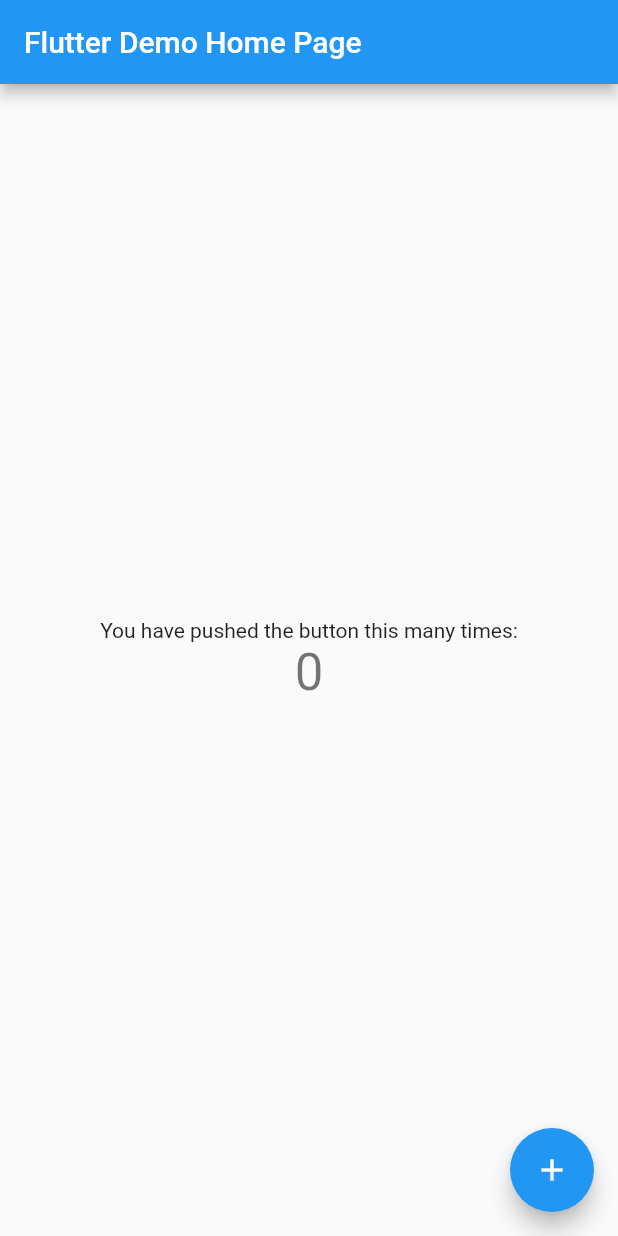
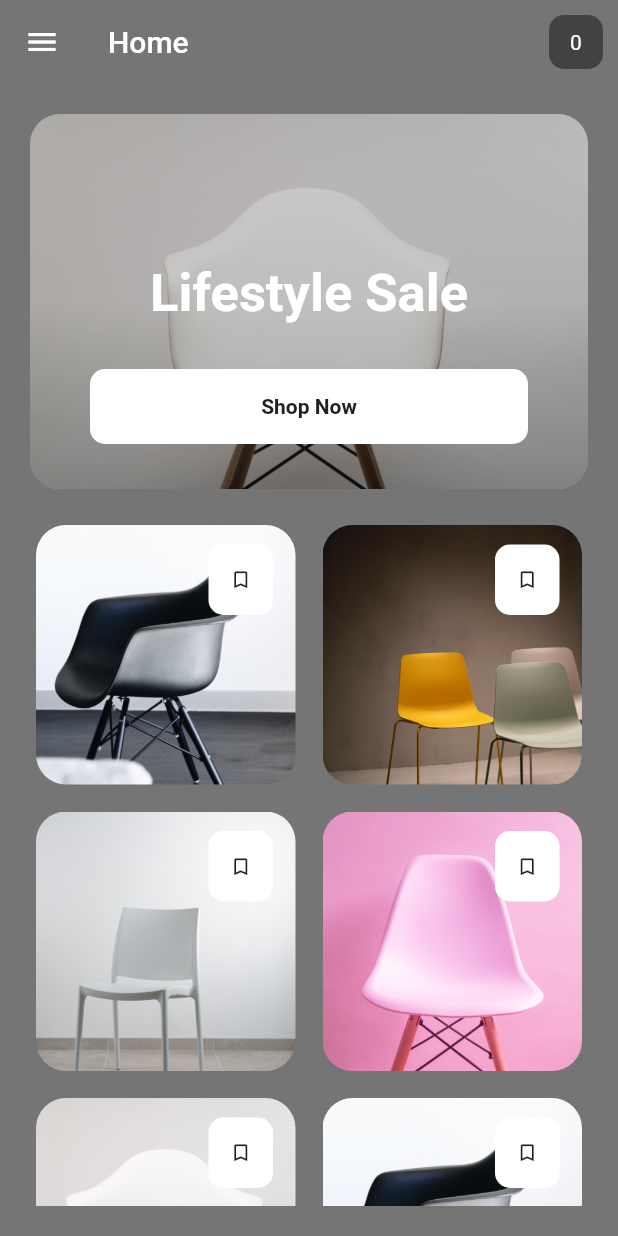
Before and after one commit to afgprogrammer/Flutter-GridView-Example-UI, a Flutter app: the screen it shows after launch, on a phone screen of 412 x 824 dp. Run offline on Flutter 3.47's test engine with Material 2 defaults, Android fonts, the phone set to English and light mode, and no system bars.

Commit message:
Make main page

```diff
--- a/lib/main.dart
+++ b/lib/main.dart
@@ -1,111 +1,137 @@
+import 'package:flutter/cupertino.dart';
 import 'package:flutter/material.dart';
 
-void main() => runApp(MyApp());
+void main() => runApp(
+  MaterialApp(
+    debugShowCheckedModeBanner: false,
+    home: HomePage()
+  )
+);
 
-class MyApp extends StatelessWidget {
-  // This widget is the root of your application.
+class HomePage extends StatefulWidget {
+  @override
+  _HomePageState createState() => _HomePageState();
+}
+
+class _HomePageState extends State<HomePage> {
+
+  final List<String> _listItem = [
+    'assets/images/two.jpg',
+    'assets/images/three.jpg',
+    'assets/images/four.jpg',
+    'assets/images/five.jpg',
+    'assets/images/one.jpg',
+    'assets/images/two.jpg',
+    'assets/images/three.jpg',
+    'assets/images/four.jpg',
+    'assets/images/five.jpg',
+  ];
+
   @override
   Widget build(BuildContext context) {
-    return MaterialApp(
-      title: 'Flutter Demo',
-      theme: ThemeData(
-        // This is the theme of your application.
-        //
-        // Try running your application with "flutter run". You'll see the
-        // application has a blue toolbar. Then, without quitting the app, try
-        // changing the primarySwatch below to Colors.green and then invoke
-        // "hot reload" (press "r" in the console where you ran "flutter run",
-        // or simply save your changes to "hot reload" in a Flutter IDE).
-        // Notice that the counter didn't reset back to zero; the application
-        // is not restarted.
-        primarySwatch: Colors.blue,
+    return Scaffold(
+      backgroundColor: Colors.grey[600],
+      appBar: AppBar(
+        backgroundColor: Colors.transparent,
+        elevation: 0,
+        leading: Icon(Icons.menu),
+        title: Text("Home"),
+        actions: <Widget>[
+          Padding(
+            padding: EdgeInsets.all(10.0),
+            child: Container(
+              width: 36,
+              height: 30,
+              decoration: BoxDecoration(
+                color: Colors.grey[800],
+                borderRadius: BorderRadius.circular(10)
+              ),
+              child: Center(child: Text("0")),
+            ),
+          )
+        ],
       ),
-      home: MyHomePage(title: 'Flutter Demo Home Page'),
+      body: SafeArea(
+        child: Container(
+          padding: EdgeInsets.all(20.0),
+          child: Column(
+            children: <Widget>[
+              Container(
+                width: double.infinity,
+                height: 250,
+                decoration: BoxDecoration(
+                  borderRadius: BorderRadius.circular(20),
+                  image: DecorationImage(
+                    image: AssetImage('assets/images/one.jpg'),
+                    fit: BoxFit.cover
+                  )
+                ),
+                child: Container(
+                  decoration: BoxDecoration(
+                    borderRadius: BorderRadius.circular(20),
+                    gradient: LinearGradient(
+                      begin: Alignment.bottomRight,
+                      colors: [
+                        Colors.black.withOpacity(.4),
+                        Colors.black.withOpacity(.2),
+                      ]
+                    )
+                  ),
+                  child: Column(
+                    mainAxisAlignment: MainAxisAlignment.end,
+                    children: <Widget>[
+                      Text("Lifestyle Sale", style: TextStyle(color: Colors.white, fontSize: 35, fontWeight: FontWeight.bold),),
+                      SizedBox(height: 30,),
+                      Container(
+                        height: 50,
+                        margin: EdgeInsets.symmetric(horizontal: 40),
+                        decoration: BoxDecoration(
+                          borderRadius: BorderRadius.circular(10),
+                          color: Colors.white
+                        ),
+                        child: Center(child: Text("Shop Now", style: TextStyle(color: Colors.grey[900], fontWeight: FontWeight.bold),)),
+                      ),
+                      SizedBox(height: 30,),
+                    ],
+                  ),
+                ),
+              ),
+              SizedBox(height: 20,),
+              Expanded(
+                child: GridView.count(
+                  crossAxisCount: 2,
+                  crossAxisSpacing: 10,
+                  mainAxisSpacing: 10,
+                  children: _listItem.map((item) => Card(
+                    color: Colors.transparent,
+                    elevation: 0,
+                    child: Container(
+                      decoration: BoxDecoration(
+                        borderRadius: BorderRadius.circular(20),
+                        image: DecorationImage(
+                          image: AssetImage(item),
+                          fit: BoxFit.cover
+                        )
+                      ),
+                      child: Transform.translate(
+                        offset: Offset(50, -50),
+                        child: Container(
+                          margin: EdgeInsets.symmetric(horizontal: 65, vertical: 63),
+                          decoration: BoxDecoration(
+                            borderRadius: BorderRadius.circular(10),
+                            color: Colors.white
+                          ),
+                          child: Icon(Icons.bookmark_border, size: 15,),
+                        ),
+                      ),
+                    ),
+                  )).toList(),
+                )
+              )
+            ],
+          ),
+        ),
+      ),
     );
   }
 }
-
-class MyHomePage extends StatefulWidget {
-  MyHomePage({Key key, this.title}) : super(key: key);
-
-  // This widget is the home page of your application. It is stateful, meaning
-  // that it has a State object (defined below) that contains fields that affect
-  // how it looks.
-
-  // This class is the configuration for the state. It holds the values (in this
-  // case the title) provided by the parent (in this case the App widget) and
-  // used by the build method of the State. Fields in a Widget subclass are
-  // always marked "final".
-
-  final String title;
-
-  @override
-  _MyHomePageState createState() => _MyHomePageState();
-}
-
-class _MyHomePageState extends State<MyHomePage> {
-  int _counter = 0;
-
-  void _incrementCounter() {
-    setState(() {
-      // This call to setState tells the Flutter framework that something has
-      // changed in this State, which causes it to rerun the build method below
-      // so that the display can reflect the updated values. If we changed
-      // _counter without calling setState(), then the build method would not be
-      // called again, and so nothing would appear to happen.
-      _counter++;
-    });
-  }
-
-  @override
-  Widget build(BuildContext context) {
-    // This method is rerun every time setState is called, for instance as done
-    // by the _incrementCounter method above.
-    //
-    // The Flutter framework has been optimized to make rerunning build methods
-    // fast, so that you can just rebuild anything that needs updating rather
-    // than having to individually change instances of widgets.
-    return Scaffold(
-      appBar: AppBar(
-        // Here we take the value from the MyHomePage object that was created by
-        // the App.build method, and use it to set our appbar title.
-        title: Text(widget.title),
-      ),
-      body: Center(
-        // Center is a layout widget. It takes a single child and positions it
-        // in the middle of the parent.
-        child: Column(
-          // Column is also a layout widget. It takes a list of children and
-          // arranges them vertically. By default, it sizes itself to fit its
-          // children horizontally, and tries to be as tall as its parent.
-          //
-          // Invoke "debug painting" (press "p" in the console, choose the
-          // "Toggle Debug Paint" action from the Flutter Inspector in Android
-          // Studio, or the "Toggle Debug Paint" command in Visual Studio Code)
-          // to see the wireframe for each widget.
-          //
-          // Column has various properties to control how it sizes itself and
-          // how it positions its children. Here we use mainAxisAlignment to
-          // center the children vertically; the main axis here is the vertical
-          // axis because Columns are vertical (the cross axis would be
-          // horizontal).
-          mainAxisAlignment: MainAxisAlignment.center,
-          children: <Widget>[
-            Text(
-              'You have pushed the button this many times:',
-            ),
-            Text(
-              '$_counter',
-              style: Theme.of(context).textTheme.display1,
-            ),
-          ],
-        ),
-      ),
-      floatingActionButton: FloatingActionButton(
-        onPressed: _incrementCounter,
-        tooltip: 'Increment',
-        child: Icon(Icons.add),
-      ), // This trailing comma makes auto-formatting nicer for build methods.
-    );
-  }
-}
```
